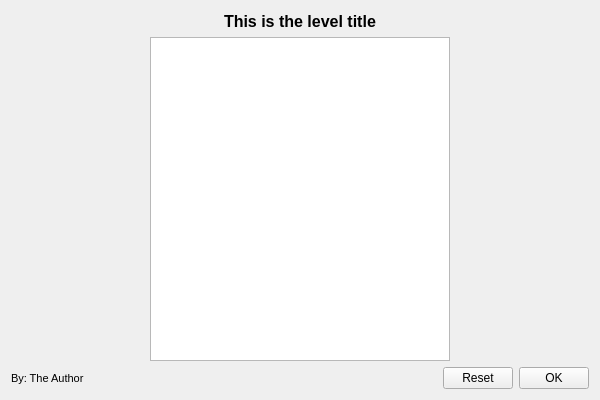
Old version of the form src/view/GameResources.ui in the repository the-butterfly-effect/tbe.
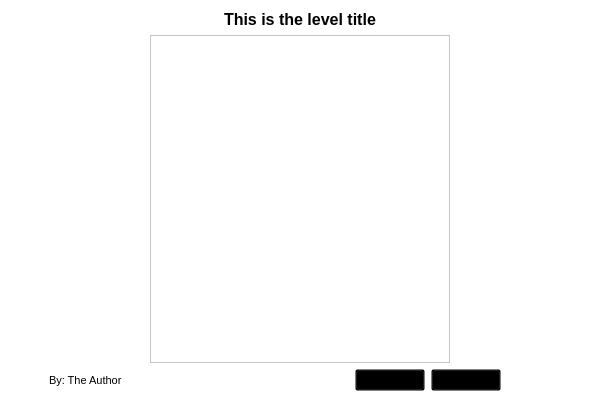
New version of the form. Icons and pictures are not drawn. Custom widgets are drawn as their Qt base class.

Commit message: new background for GameResources, it now also comes from top-right instead of bottom-right.

```diff
--- a/src/view/GameResources.ui
+++ b/src/view/GameResources.ui
@@ -13,6 +13,27 @@
   <property name="windowTitle">
    <string>Toolbox</string>
   </property>
+  <property name="styleSheet">
+   <string notr="true">background: transparent;</string>
+  </property>
+  <layout class="QVBoxLayout" name="verticalLayout7">
+   <property name="margin">
+    <number>0</number>
+   </property>
+   <item>
+    <widget class="QFrame" name="frame">
+     <property name="styleSheet">
+      <string notr="true">background: url(:/GameResources.png);</string>
+     </property>
+     <property name="frameShape">
+      <enum>QFrame::NoFrame</enum>
+     </property>
+     <property name="frameShadow">
+      <enum>QFrame::Plain</enum>
+     </property>
+     <property name="lineWidth">
+      <number>0</number>
+     </property>
   <layout class="QVBoxLayout" name="verticalLayout">
    <item>
     <layout class="QHBoxLayout" name="horizontalLayout_2">
@@ -86,11 +107,18 @@
        <property name="toolTip">
         <string>This box describes your task.</string>
        </property>
+          <property name="styleSheet">
+           <string notr="true">background: white;</string>
+          </property>
        <property name="horizontalScrollBarPolicy">
         <enum>Qt::ScrollBarAlwaysOff</enum>
        </property>
        <property name="html">
-        <string></string>
+           <string>&lt;!DOCTYPE HTML PUBLIC &quot;-//W3C//DTD HTML 4.0//EN&quot; &quot;http://www.w3.org/TR/REC-html40/strict.dtd&quot;&gt;
+&lt;html&gt;&lt;head&gt;&lt;meta name=&quot;qrichtext&quot; content=&quot;1&quot; /&gt;&lt;style type=&quot;text/css&quot;&gt;
+p, li { white-space: pre-wrap; }
+&lt;/style&gt;&lt;/head&gt;&lt;body style=&quot; font-family:'Sans Serif'; font-size:9pt; font-weight:400; font-style:normal;&quot;&gt;
+&lt;p style=&quot;-qt-paragraph-type:empty; margin-top:0px; margin-bottom:0px; margin-left:0px; margin-right:0px; -qt-block-indent:0; text-indent:0px;&quot;&gt;&lt;br /&gt;&lt;/p&gt;&lt;/body&gt;&lt;/html&gt;</string>
        </property>
       </widget>
      </item>
@@ -98,6 +126,22 @@
    </item>
    <item>
     <layout class="QHBoxLayout" name="horizontalLayout">
+        <item>
+         <spacer name="horizontalSpacer_41">
+          <property name="orientation">
+           <enum>Qt::Horizontal</enum>
+          </property>
+          <property name="sizeType">
+           <enum>QSizePolicy::Fixed</enum>
+          </property>
+          <property name="sizeHint" stdset="0">
+           <size>
+            <width>40</width>
+            <height>20</height>
+           </size>
+          </property>
+         </spacer>
+        </item>
      <item>
       <widget class="QLabel" name="theLevelAuthor">
        <property name="font">
@@ -105,6 +149,9 @@
          <pointsize>8</pointsize>
         </font>
        </property>
+          <property name="styleSheet">
+           <string notr="true">background: none;</string>
+          </property>
        <property name="text">
         <string>By: The Author</string>
        </property>
@@ -170,7 +217,26 @@
        </property>
       </widget>
      </item>
-    </layout>
+        <item>
+         <spacer name="horizontalSpacer_42">
+          <property name="orientation">
+           <enum>Qt::Horizontal</enum>
+          </property>
+          <property name="sizeType">
+           <enum>QSizePolicy::Fixed</enum>
+          </property>
+          <property name="sizeHint" stdset="0">
+           <size>
+            <width>90</width>
+            <height>20</height>
+           </size>
+          </property>
+         </spacer>
+        </item>
+       </layout>
+      </item>
+     </layout>
+    </widget>
    </item>
   </layout>
  </widget>
```
Lines whose indentation alone changed are shown as unchanged. The commit also changes 5 other files.
